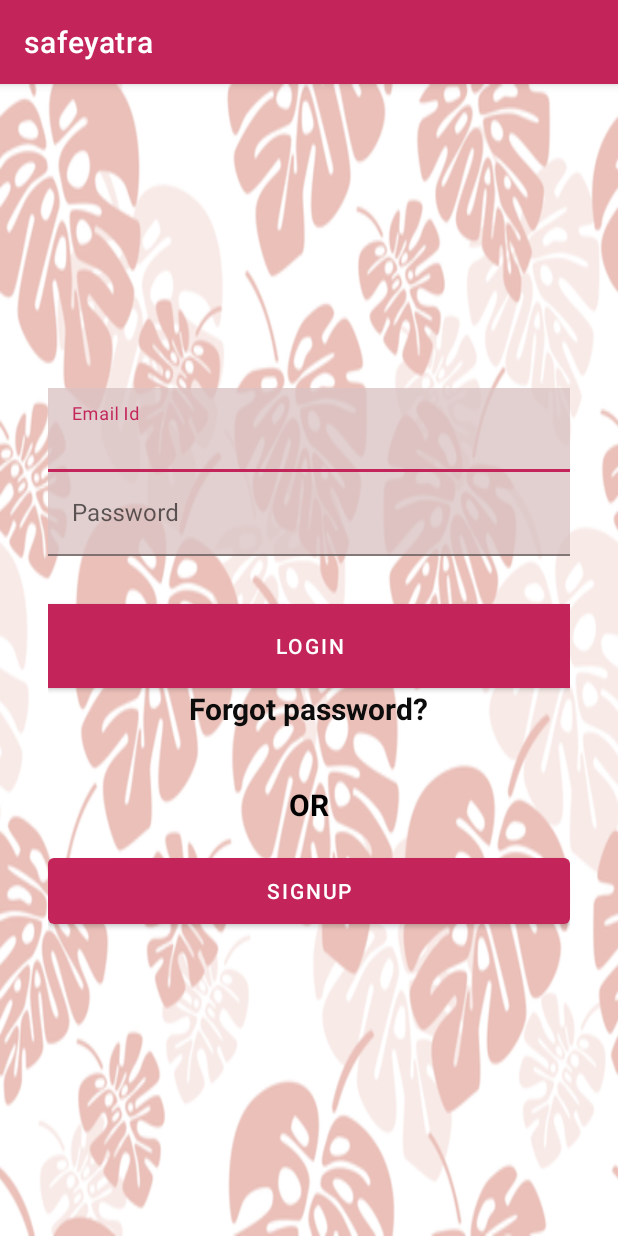
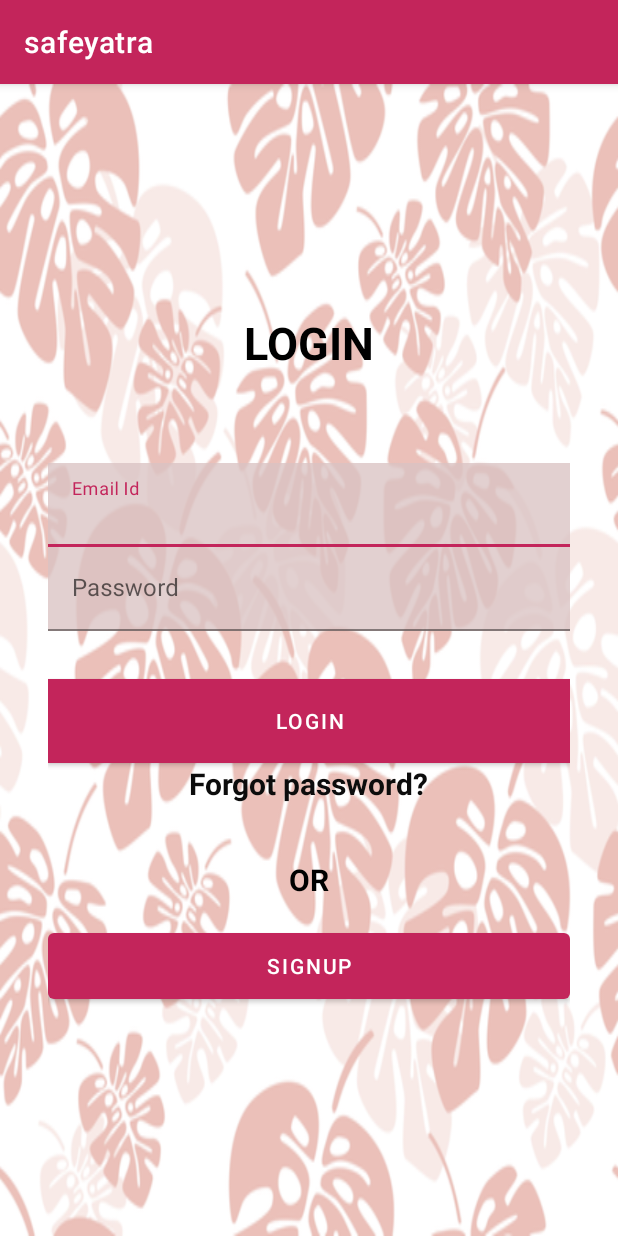
Before and after one commit to priyanshsen19/LoginApp, an Android app: the screen it shows after launch (MainActivity), on a phone screen of 412 x 824 dp. Run offline under Robolectric (Android 15) with nearby library versions, the phone set to English and light mode, and no system bars; our stand-ins replace Firebase (no records; nobody signed in at launch, a user with empty details on screens opened directly).

Commit message:
initial commit

```diff
--- a/app/src/main/res/layout/activity_main.xml
+++ b/app/src/main/res/layout/activity_main.xml
@@ -17,6 +17,17 @@
         app:layout_constraintEnd_toEndOf="parent"
         app:layout_constraintStart_toStartOf="parent"
         app:layout_constraintTop_toTopOf="parent">
+
+        <TextView
+            android:id="@+id/textView2"
+            android:layout_width="wrap_content"
+            android:layout_height="wrap_content"
+            android:layout_gravity="center"
+            android:layout_marginBottom="60dp"
+            android:text="@string/logname"
+            android:textColor="@color/black"
+            android:textSize="30sp"
+            android:textStyle="bold" />
 
         <com.google.android.material.textfield.TextInputLayout
             android:layout_width="match_parent"
--- a/app/src/main/res/values/strings.xml
+++ b/app/src/main/res/values/strings.xml
@@ -17,4 +17,5 @@
     <string name="password">Password</string>
     <string name="name">Name</string>
     <string name="sign_in">Sign In</string>
+    <string name="logname">LOGIN</string>
 </resources>
```
